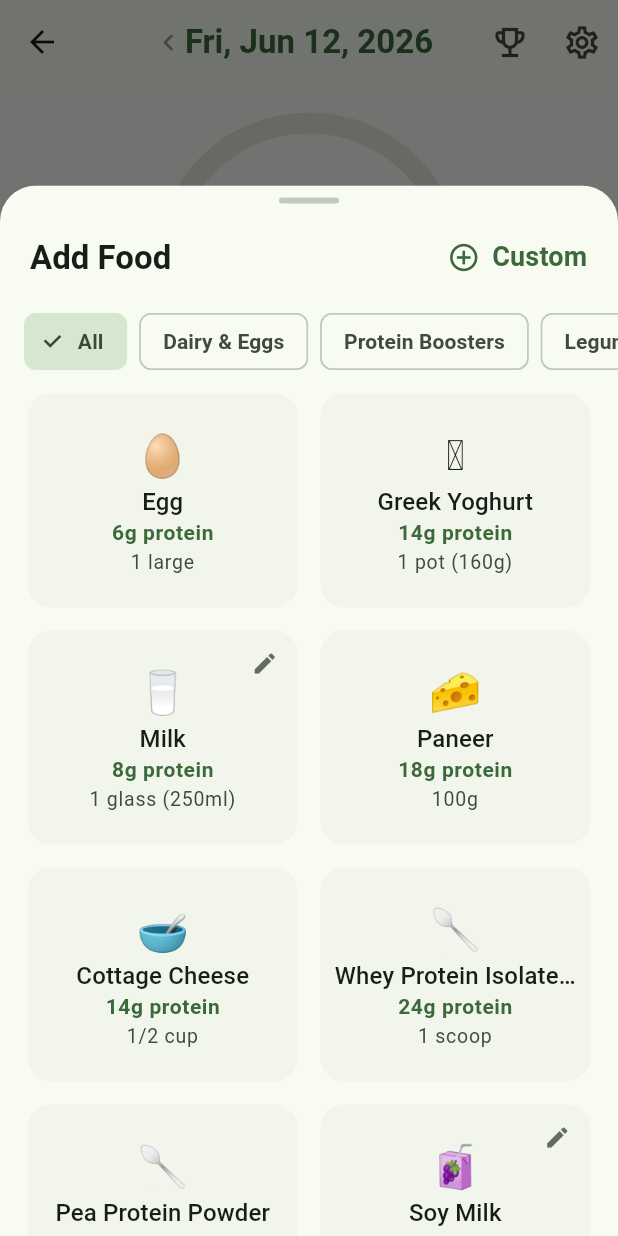
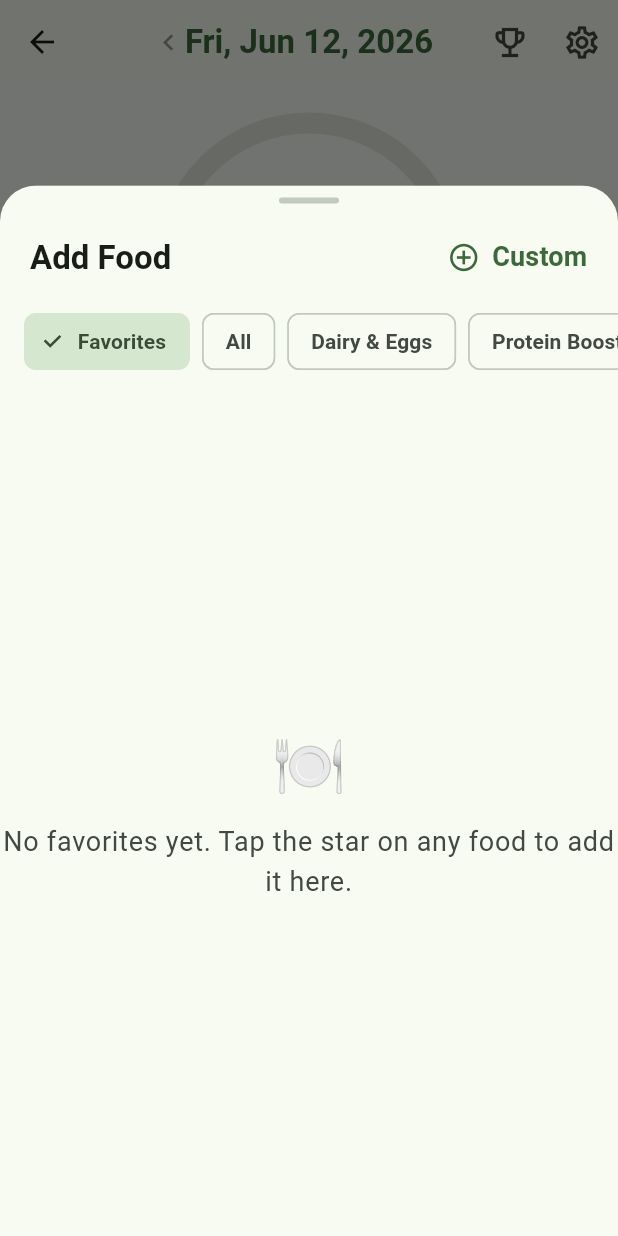
Before and after one commit to allanjchiang/pohps, a Flutter app: the DashboardScreen screen opened directly, after a tap on "Add Food", on a phone screen of 412 x 824 dp. Run offline on Flutter 3.47's test engine with Material 3 defaults, Android fonts, the phone set to English and light mode, and no system bars; our stand-ins replace shared_preferences; accounts and stored records are empty.

Commit message:
Favorite foods

```diff
--- a/pohps/lib/app_state.dart
+++ b/pohps/lib/app_state.dart
@@ -21,6 +21,7 @@ class AppState extends ChangeNotifier with WidgetsBindingObserver {
   DateTime _viewDate = effectiveDate();
   List<LogEntry> _viewLog = [];
   List<FoodItem> _customFoods = [];
+  List<String> _favoriteFoodIds = [];
   Set<String> _unlockedAchievements = {};
   final List<Achievement> _pendingAchievements = [];
 
@@ -56,8 +57,19 @@ class AppState extends ChangeNotifier with WidgetsBindingObserver {
   bool get canViewNextDay => !isViewingToday;
   List<LogEntry> get viewLog => List.unmodifiable(_viewLog);
   List<FoodItem> get customFoods => List.unmodifiable(_customFoods);
+  List<String> get favoriteFoodIds => List.unmodifiable(_favoriteFoodIds);
   Set<String> get unlockedAchievements =>
       Set.unmodifiable(_unlockedAchievements);
+
+  bool isFavorite(String foodId) => _favoriteFoodIds.contains(foodId);
+
+  List<FoodItem> get favoriteFoods {
+    final byId = {for (final f in allFoods) f.id: f};
+    return _favoriteFoodIds
+        .where(byId.containsKey)
+        .map((id) => byId[id]!)
+        .toList();
+  }
 
   static const Set<String> _proteinEditableFoodIds = {'milk', 'soy_milk'};
 
@@ -129,6 +141,7 @@ class AppState extends ChangeNotifier with WidgetsBindingObserver {
     _dailyWaterGoalMl = _storage.dailyWaterGoalMl;
     _proteinOverrides = _storage.proteinOverrides;
     _customFoods = _storage.customFoods;
+    _favoriteFoodIds = _storage.favoriteFoodIds;
     _unlockedAchievements = _storage.unlockedAchievements;
     _currentEffectiveDate = effectiveDate();
     _viewDate = _currentEffectiveDate;
@@ -335,6 +348,19 @@ class AppState extends ChangeNotifier with WidgetsBindingObserver {
   Future<void> removeCustomFood(String foodId) async {
     _customFoods.removeWhere((f) => f.id == foodId);
     await _storage.saveCustomFoods(_customFoods);
+    if (_favoriteFoodIds.remove(foodId)) {
+      await _storage.saveFavoriteFoodIds(_favoriteFoodIds);
+    }
+    notifyListeners();
+  }
+
+  Future<void> toggleFavorite(String foodId) async {
+    if (_favoriteFoodIds.contains(foodId)) {
+      _favoriteFoodIds.remove(foodId);
+    } else {
+      _favoriteFoodIds.add(foodId);
+    }
+    await _storage.saveFavoriteFoodIds(_favoriteFoodIds);
     notifyListeners();
   }
 
--- a/pohps/lib/l10n/app_localizations.dart
+++ b/pohps/lib/l10n/app_localizations.dart
@@ -365,10 +365,19 @@ class AppLocalizations {
   // ── Add Food Screen ────────────────────────────────────────────────────
 
   String get custom => _t('Custom', '自訂', '自定义');
+  String get favoritesCategory => _t('Favorites', '我的最愛', '收藏');
   String get allCategory => _t('All', '全部', '全部');
   String get myFoods => _t('My Foods', '我的食物', '我的食物');
   String get noFoodsInCategory =>
       _t('No foods in this category', '此分類沒有食物', '此分类没有食物');
+  String get noFavoritesYet => _t(
+        'No favorites yet. Tap the star on any food to add it here.',
+        '尚無最愛。點擊任何食物上的星號即可加入。',
+        '暂无收藏。点击任意食物上的星标即可添加。',
+      );
+  String get addToFavorites => _t('Add to favorites', '加入最愛', '加入收藏');
+  String get removeFromFavorites =>
+      _t('Remove from favorites', '從最愛移除', '从收藏移除');
   String get added => _t('✓ Added!', '✓ 已新增！', '✓ 已添加！');
 
   // ── Custom Food Screen ─────────────────────────────────────────────────
--- a/pohps/lib/screens/add_food_screen.dart
+++ b/pohps/lib/screens/add_food_screen.dart
@@ -200,7 +200,7 @@ class _AddFoodPanel extends StatefulWidget {
 }
 
 class _AddFoodPanelState extends State<_AddFoodPanel> {
-  String _selectedCategory = 'All';
+  String _selectedCategory = 'Favorites';
 
   Future<void> _editCustomFood(FoodItem food) async {
     await Navigator.of(context).push<bool>(
@@ -217,13 +217,16 @@ class _AddFoodPanelState extends State<_AddFoodPanel> {
     final l10n = AppLocalizations.of(context);
 
     final allCategories = [
+      'Favorites',
       'All',
       ...categoriesForPicker(waterTrackerEnabled: appState.waterTrackerEnabled),
       if (appState.customFoods.isNotEmpty) 'My Foods',
     ];
 
     List<FoodItem> filteredFoods;
-    if (_selectedCategory == 'All') {
+    if (_selectedCategory == 'Favorites') {
+      filteredFoods = appState.favoriteFoods;
+    } else if (_selectedCategory == 'All') {
       filteredFoods = appState.allFoods;
     } else if (_selectedCategory == 'My Foods') {
       filteredFoods = appState.customFoods;
@@ -283,6 +286,7 @@ class _AddFoodPanelState extends State<_AddFoodPanel> {
                       final cat = allCategories[index];
                       final selected = cat == _selectedCategory;
                       final label = switch (cat) {
+                        'Favorites' => l10n.favoritesCategory,
                         'All' => l10n.allCategory,
                         'My Foods' => l10n.myFoods,
                         _ => l10n.categoryName(cat),
@@ -314,10 +318,13 @@ class _AddFoodPanelState extends State<_AddFoodPanel> {
                       const Text('🍽️', style: TextStyle(fontSize: 40)),
                       const SizedBox(height: 8),
                       Text(
-                        l10n.noFoodsInCategory,
+                        _selectedCategory == 'Favorites'
+                            ? l10n.noFavoritesYet
+                            : l10n.noFoodsInCategory,
                         style: theme.textTheme.bodyLarge?.copyWith(
                           color: theme.colorScheme.onSurfaceVariant,
                         ),
+                        textAlign: TextAlign.center,
                       ),
                     ],
                   ),
@@ -439,6 +446,7 @@ class _FoodCardState extends State<_FoodCard> {
     final l10n = AppLocalizations.of(context);
     final appState = context.watch<AppState>();
     final proteinEditable = appState.isProteinEditableFood(widget.food.id);
+    final isFavorite = appState.isFavorite(widget.food.id);
     return AnimatedContainer(
       duration: const Duration(milliseconds: 250),
       decoration: BoxDecoration(
@@ -546,6 +554,28 @@ class _FoodCardState extends State<_FoodCard> {
                   ),
                 ),
               ),
+              Positioned(
+                top: 0,
+                left: 0,
+                child: SizedBox(
+                  width: 44,
+                  height: 44,
+                  child: IconButton(
+                    tooltip: isFavorite
+                        ? l10n.removeFromFavorites
+                        : l10n.addToFavorites,
+                    icon: Icon(
+                      isFavorite ? Icons.star : Icons.star_border,
+                      size: 20,
+                      color: isFavorite
+                          ? const Color(0xFFF9A825)
+                          : theme.colorScheme.onSurfaceVariant
+                              .withValues(alpha: 0.8),
+                    ),
+                    onPressed: () => appState.toggleFavorite(widget.food.id),
+                  ),
+                ),
+              ),
               if (widget.onEdit != null)
                 Positioned(
                   top: 0,
--- a/pohps/lib/storage.dart
+++ b/pohps/lib/storage.dart
@@ -152,4 +152,15 @@ class StorageService {
     final json = jsonEncode(achievements.toList());
     return _prefs.setString('unlocked_achievements', json);
   }
+
+  List<String> get favoriteFoodIds {
+    final json = _prefs.getString('favorite_food_ids');
+    if (json == null) return [];
+    final list = jsonDecode(json) as List;
+    return list.cast<String>();
+  }
+
+  Future<void> saveFavoriteFoodIds(List<String> ids) {
+    return _prefs.setString('favorite_food_ids', jsonEncode(ids));
+  }
 }
```
